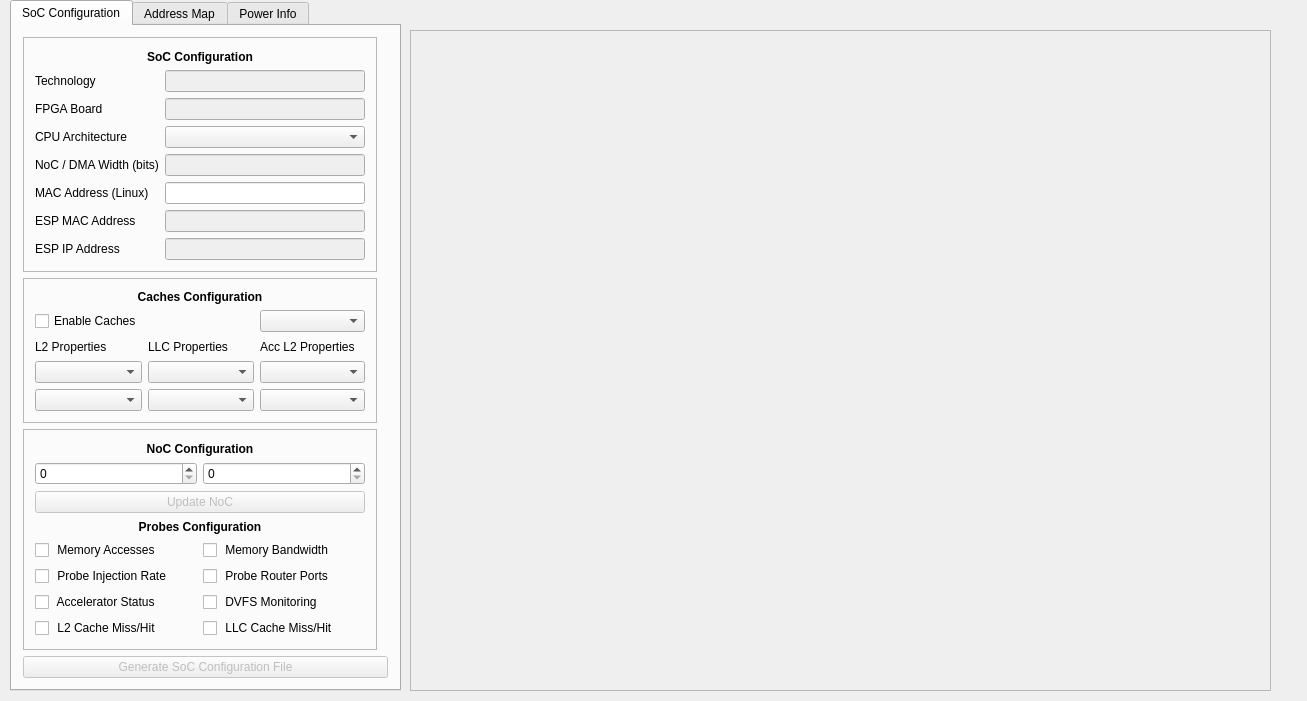
This is utils/newsocmap/espcreator.ui in eh2890/esp as Qt 5 draws it before an edit. The edited form follows.
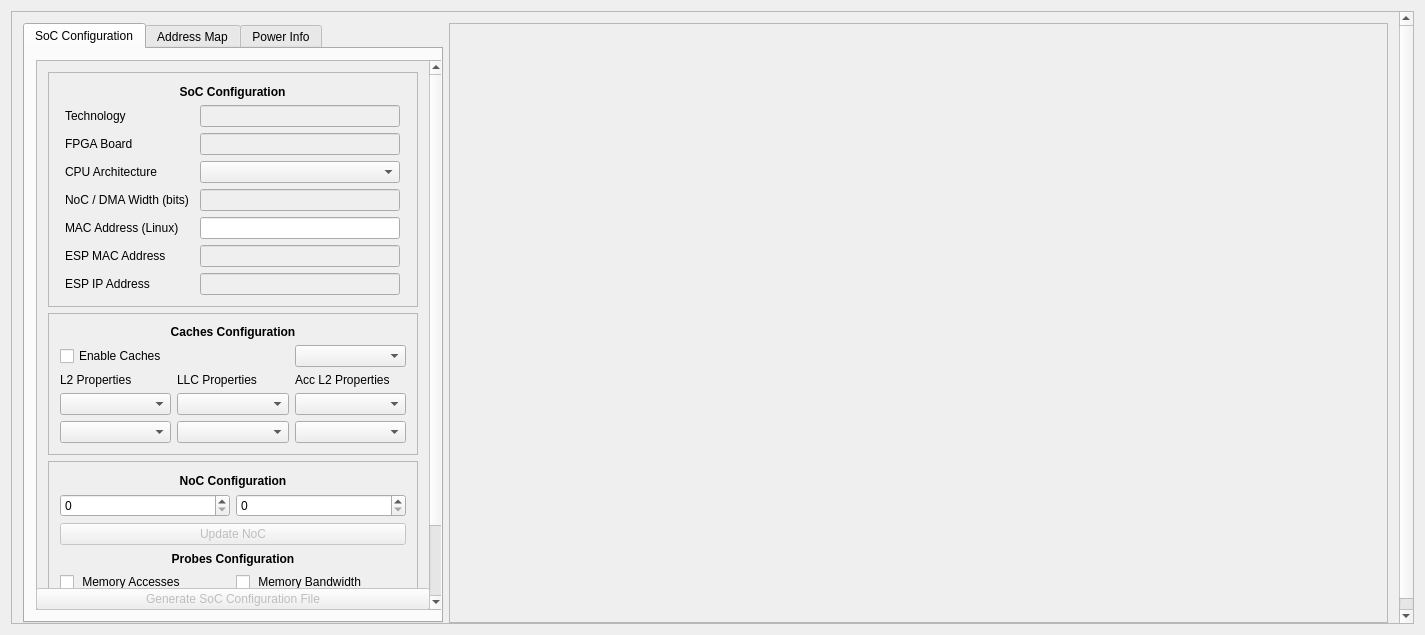
This is the edited form.

```diff
--- a/utils/newsocmap/espcreator.ui
+++ b/utils/newsocmap/espcreator.ui
@@ -6,8 +6,8 @@
    <rect>
     <x>0</x>
     <y>0</y>
-    <width>1307</width>
-    <height>701</height>
+    <width>1425</width>
+    <height>635</height>
    </rect>
   </property>
   <property name="sizePolicy">
@@ -20,17 +20,56 @@
    <string>ESP SoC Generator</string>
   </property>
   <widget class="QWidget" name="centralWidget">
+   <layout class="QVBoxLayout" name="verticalLayout_5">
+    <item>
+     <widget class="QScrollArea" name="scrollArea_2">
+      <property name="sizePolicy">
+       <sizepolicy hsizetype="Preferred" vsizetype="Preferred">
+        <horstretch>0</horstretch>
+        <verstretch>0</verstretch>
+       </sizepolicy>
+      </property>
+      <property name="widgetResizable">
+       <bool>true</bool>
+      </property>
+      <widget class="QWidget" name="scrollAreaWidgetContents_2">
+       <property name="geometry">
+        <rect>
+         <x>0</x>
+         <y>0</y>
+         <width>1391</width>
+         <height>618</height>
+        </rect>
+       </property>
+       <property name="maximumSize">
+        <size>
+         <width>16777215</width>
+         <height>635</height>
+        </size>
+       </property>
+       <layout class="QHBoxLayout" name="horizontalLayout_2">
+        <item>
    <widget class="QTabWidget" name="tabWidget">
     <property name="enabled">
      <bool>true</bool>
     </property>
-    <property name="geometry">
-     <rect>
-      <x>10</x>
-      <y>0</y>
-      <width>391</width>
-      <height>691</height>
-     </rect>
+          <property name="sizePolicy">
+           <sizepolicy hsizetype="Fixed" vsizetype="Fixed">
+            <horstretch>0</horstretch>
+            <verstretch>0</verstretch>
+           </sizepolicy>
+          </property>
+          <property name="minimumSize">
+           <size>
+            <width>420</width>
+            <height>550</height>
+           </size>
+          </property>
+          <property name="maximumSize">
+           <size>
+            <width>420</width>
+            <height>16777215</height>
+           </size>
     </property>
     <property name="currentIndex">
      <number>0</number>
@@ -40,199 +79,40 @@
       <string>SoC Configuration</string>
      </attribute>
      <layout class="QGridLayout" name="gridLayout_4">
-      <item row="4" column="0" colspan="2">
-       <widget class="QPushButton" name="pushButton_gen">
+            <item row="0" column="0">
+             <widget class="QScrollArea" name="scrollArea">
         <property name="enabled">
-         <bool>false</bool>
-        </property>
-        <property name="text">
-         <string>Generate SoC Configuration File</string>
-        </property>
-       </widget>
-      </item>
-      <item row="2" column="0">
-       <widget class="QFrame" name="frame_caches">
-        <property name="enabled">
          <bool>true</bool>
         </property>
         <property name="sizePolicy">
-         <sizepolicy hsizetype="Minimum" vsizetype="Minimum">
+               <sizepolicy hsizetype="Fixed" vsizetype="Fixed">
           <horstretch>0</horstretch>
           <verstretch>0</verstretch>
          </sizepolicy>
         </property>
-        <property name="frameShape">
-         <enum>QFrame::StyledPanel</enum>
-        </property>
-        <property name="frameShadow">
-         <enum>QFrame::Raised</enum>
-        </property>
-        <layout class="QGridLayout" name="gridLayout">
-         <item row="7" column="1">
-          <widget class="QComboBox" name="combo_llc_ways"/>
-         </item>
-         <item row="0" column="0" colspan="3">
-          <widget class="QLabel" name="label_10">
-           <property name="sizePolicy">
-            <sizepolicy hsizetype="Preferred" vsizetype="Fixed">
-             <horstretch>0</horstretch>
-             <verstretch>0</verstretch>
-            </sizepolicy>
-           </property>
            <property name="minimumSize">
             <size>
-             <width>0</width>
-             <height>0</height>
-            </size>
-           </property>
-           <property name="font">
-            <font>
-             <weight>75</weight>
-             <bold>true</bold>
-            </font>
-           </property>
-           <property name="text">
-            <string>Caches Configuration</string>
-           </property>
-           <property name="alignment">
-            <set>Qt::AlignCenter</set>
-           </property>
-          </widget>
-         </item>
-         <item row="7" column="0">
-          <widget class="QComboBox" name="combo_l2_ways"/>
-         </item>
-         <item row="2" column="0">
-          <widget class="QCheckBox" name="checkBox_caches">
-           <property name="minimumSize">
-            <size>
-             <width>0</width>
-             <height>10</height>
-            </size>
-           </property>
-           <property name="text">
-            <string>Enable Caches</string>
-           </property>
-           <property name="iconSize">
-            <size>
-             <width>10</width>
-             <height>10</height>
-            </size>
-           </property>
-          </widget>
-         </item>
-         <item row="7" column="2">
-          <widget class="QComboBox" name="combo_al2_ways"/>
-         </item>
-         <item row="8" column="2">
-          <widget class="QComboBox" name="combo_al2_sets"/>
-         </item>
-         <item row="8" column="0">
-          <widget class="QComboBox" name="combo_l2_sets"/>
-         </item>
-         <item row="2" column="2">
-          <widget class="QComboBox" name="combo_implem"/>
-         </item>
-         <item row="8" column="1">
-          <widget class="QComboBox" name="combo_llc_sets"/>
-         </item>
-         <item row="6" column="1">
-          <widget class="QLabel" name="label_11">
-           <property name="enabled">
+                <width>408</width>
+                <height>550</height>
+               </size>
+              </property>
+              <property name="verticalScrollBarPolicy">
+               <enum>Qt::ScrollBarAsNeeded</enum>
+              </property>
+              <property name="widgetResizable">
             <bool>true</bool>
            </property>
-           <property name="sizePolicy">
-            <sizepolicy hsizetype="Preferred" vsizetype="Minimum">
-             <horstretch>0</horstretch>
-             <verstretch>0</verstretch>
-            </sizepolicy>
-           </property>
-           <property name="minimumSize">
-            <size>
-             <width>0</width>
-             <height>2</height>
-            </size>
-           </property>
-           <property name="text">
-            <string>LLC Properties</string>
-           </property>
-           <property name="textFormat">
-            <enum>Qt::AutoText</enum>
-           </property>
-           <property name="scaledContents">
-            <bool>false</bool>
-           </property>
-           <property name="margin">
-            <number>0</number>
-           </property>
-          </widget>
-         </item>
-         <item row="6" column="2">
-          <widget class="QLabel" name="label_12">
-           <property name="enabled">
-            <bool>true</bool>
-           </property>
-           <property name="sizePolicy">
-            <sizepolicy hsizetype="Preferred" vsizetype="Minimum">
-             <horstretch>0</horstretch>
-             <verstretch>0</verstretch>
-            </sizepolicy>
-           </property>
-           <property name="minimumSize">
-            <size>
-             <width>0</width>
-             <height>0</height>
-            </size>
-           </property>
-           <property name="text">
-            <string>Acc L2 Properties</string>
-           </property>
-           <property name="textFormat">
-            <enum>Qt::AutoText</enum>
-           </property>
-           <property name="scaledContents">
-            <bool>false</bool>
-           </property>
-           <property name="margin">
-            <number>0</number>
-           </property>
-          </widget>
-         </item>
-         <item row="6" column="0">
-          <widget class="QLabel" name="label">
-           <property name="enabled">
-            <bool>true</bool>
-           </property>
-           <property name="sizePolicy">
-            <sizepolicy hsizetype="Preferred" vsizetype="Minimum">
-             <horstretch>0</horstretch>
-             <verstretch>0</verstretch>
-            </sizepolicy>
-           </property>
-           <property name="minimumSize">
-            <size>
-             <width>0</width>
-             <height>0</height>
-            </size>
-           </property>
-           <property name="text">
-            <string>L2 Properties</string>
-           </property>
-           <property name="textFormat">
-            <enum>Qt::AutoText</enum>
-           </property>
-           <property name="scaledContents">
-            <bool>false</bool>
-           </property>
-           <property name="margin">
-            <number>0</number>
-           </property>
-          </widget>
-         </item>
-        </layout>
-       </widget>
-      </item>
-      <item row="1" column="0">
+              <widget class="QWidget" name="scrollAreaWidgetContents">
+               <property name="geometry">
+                <rect>
+                 <x>0</x>
+                 <y>0</y>
+                 <width>392</width>
+                 <height>634</height>
+                </rect>
+               </property>
+               <layout class="QVBoxLayout" name="verticalLayout">
+                <item>
        <widget class="QFrame" name="frame_status_info">
         <property name="sizePolicy">
          <sizepolicy hsizetype="Minimum" vsizetype="Fixed">
@@ -756,7 +636,189 @@
         </layout>
        </widget>
       </item>
-      <item row="3" column="0">
+                <item>
+                 <widget class="QFrame" name="frame_caches">
+                  <property name="enabled">
+                   <bool>true</bool>
+                  </property>
+                  <property name="sizePolicy">
+                   <sizepolicy hsizetype="Minimum" vsizetype="Minimum">
+                    <horstretch>0</horstretch>
+                    <verstretch>0</verstretch>
+                   </sizepolicy>
+                  </property>
+                  <property name="frameShape">
+                   <enum>QFrame::StyledPanel</enum>
+                  </property>
+                  <property name="frameShadow">
+                   <enum>QFrame::Raised</enum>
+                  </property>
+                  <layout class="QGridLayout" name="gridLayout">
+                   <item row="7" column="1">
+                    <widget class="QComboBox" name="combo_llc_ways"/>
+                   </item>
+                   <item row="0" column="0" colspan="3">
+                    <widget class="QLabel" name="label_10">
+                     <property name="sizePolicy">
+                      <sizepolicy hsizetype="Preferred" vsizetype="Fixed">
+                       <horstretch>0</horstretch>
+                       <verstretch>0</verstretch>
+                      </sizepolicy>
+                     </property>
+                     <property name="minimumSize">
+                      <size>
+                       <width>0</width>
+                       <height>0</height>
+                      </size>
+                     </property>
+                     <property name="font">
+                      <font>
+                       <weight>75</weight>
+                       <bold>true</bold>
+                      </font>
+                     </property>
+                     <property name="text">
+                      <string>Caches Configuration</string>
+                     </property>
+                     <property name="alignment">
+                      <set>Qt::AlignCenter</set>
+                     </property>
+                    </widget>
+                   </item>
+                   <item row="7" column="0">
+                    <widget class="QComboBox" name="combo_l2_ways"/>
+                   </item>
+                   <item row="2" column="0">
+                    <widget class="QCheckBox" name="checkBox_caches">
+                     <property name="minimumSize">
+                      <size>
+                       <width>0</width>
+                       <height>10</height>
+                      </size>
+                     </property>
+                     <property name="text">
+                      <string>Enable Caches</string>
+                     </property>
+                     <property name="iconSize">
+                      <size>
+                       <width>10</width>
+                       <height>10</height>
+                      </size>
+                     </property>
+                    </widget>
+                   </item>
+                   <item row="7" column="2">
+                    <widget class="QComboBox" name="combo_al2_ways"/>
+                   </item>
+                   <item row="8" column="2">
+                    <widget class="QComboBox" name="combo_al2_sets"/>
+                   </item>
+                   <item row="8" column="0">
+                    <widget class="QComboBox" name="combo_l2_sets"/>
+                   </item>
+                   <item row="2" column="2">
+                    <widget class="QComboBox" name="combo_implem"/>
+                   </item>
+                   <item row="8" column="1">
+                    <widget class="QComboBox" name="combo_llc_sets"/>
+                   </item>
+                   <item row="6" column="1">
+                    <widget class="QLabel" name="label_11">
+                     <property name="enabled">
+                      <bool>true</bool>
+                     </property>
+                     <property name="sizePolicy">
+                      <sizepolicy hsizetype="Preferred" vsizetype="Minimum">
+                       <horstretch>0</horstretch>
+                       <verstretch>0</verstretch>
+                      </sizepolicy>
+                     </property>
+                     <property name="minimumSize">
+                      <size>
+                       <width>0</width>
+                       <height>2</height>
+                      </size>
+                     </property>
+                     <property name="text">
+                      <string>LLC Properties</string>
+                     </property>
+                     <property name="textFormat">
+                      <enum>Qt::AutoText</enum>
+                     </property>
+                     <property name="scaledContents">
+                      <bool>false</bool>
+                     </property>
+                     <property name="margin">
+                      <number>0</number>
+                     </property>
+                    </widget>
+                   </item>
+                   <item row="6" column="2">
+                    <widget class="QLabel" name="label_12">
+                     <property name="enabled">
+                      <bool>true</bool>
+                     </property>
+                     <property name="sizePolicy">
+                      <sizepolicy hsizetype="Preferred" vsizetype="Minimum">
+                       <horstretch>0</horstretch>
+                       <verstretch>0</verstretch>
+                      </sizepolicy>
+                     </property>
+                     <property name="minimumSize">
+                      <size>
+                       <width>0</width>
+                       <height>0</height>
+                      </size>
+                     </property>
+                     <property name="text">
+                      <string>Acc L2 Properties</string>
+                     </property>
+                     <property name="textFormat">
+                      <enum>Qt::AutoText</enum>
+                     </property>
+                     <property name="scaledContents">
+                      <bool>false</bool>
+                     </property>
+                     <property name="margin">
+                      <number>0</number>
+                     </property>
+                    </widget>
+                   </item>
+                   <item row="6" column="0">
+                    <widget class="QLabel" name="label">
+                     <property name="enabled">
+                      <bool>true</bool>
+                     </property>
+                     <property name="sizePolicy">
+                      <sizepolicy hsizetype="Preferred" vsizetype="Minimum">
+                       <horstretch>0</horstretch>
+                       <verstretch>0</verstretch>
+                      </sizepolicy>
+                     </property>
+                     <property name="minimumSize">
+                      <size>
+                       <width>0</width>
+                       <height>0</height>
+                      </size>
+                     </property>
+                     <property name="text">
+                      <string>L2 Properties</string>
+                     </property>
+                     <property name="textFormat">
+                      <enum>Qt::AutoText</enum>
+                     </property>
+                     <property name="scaledContents">
+                      <bool>false</bool>
+                     </property>
+                     <property name="margin">
+                      <number>0</number>
+                     </property>
+                    </widget>
+                   </item>
+                  </layout>
+                 </widget>
+                </item>
+                <item>
        <widget class="QFrame" name="frame_cfg">
         <property name="sizePolicy">
          <sizepolicy hsizetype="Minimum" vsizetype="Minimum">
@@ -916,6 +978,20 @@
       </item>
      </layout>
     </widget>
+             </widget>
+            </item>
+            <item row="1" column="0">
+             <widget class="QPushButton" name="pushButton_gen">
+              <property name="enabled">
+               <bool>false</bool>
+              </property>
+              <property name="text">
+               <string>Generate SoC Configuration File</string>
+              </property>
+             </widget>
+            </item>
+           </layout>
+          </widget>
     <widget class="QWidget" name="tab_addr">
      <property name="enabled">
       <bool>false</bool>
@@ -1180,85 +1256,9 @@
      </layout>
     </widget>
    </widget>
-   <widget class="QScrollArea" name="scroll_noc">
-    <property name="geometry">
-     <rect>
-      <x>418</x>
-      <y>40</y>
-      <width>851</width>
-      <height>681</height>
-     </rect>
-    </property>
-    <property name="sizePolicy">
-     <sizepolicy hsizetype="MinimumExpanding" vsizetype="MinimumExpanding">
-      <horstretch>0</horstretch>
-      <verstretch>0</verstretch>
-     </sizepolicy>
-    </property>
-    <property name="minimumSize">
-     <size>
-      <width>0</width>
-      <height>0</height>
-     </size>
-    </property>
-    <property name="frameShape">
-     <enum>QFrame::NoFrame</enum>
-    </property>
-    <property name="verticalScrollBarPolicy">
-     <enum>Qt::ScrollBarAlwaysOff</enum>
-    </property>
-    <property name="horizontalScrollBarPolicy">
-     <enum>Qt::ScrollBarAlwaysOff</enum>
-    </property>
-    <property name="widgetResizable">
-     <bool>true</bool>
-    </property>
-    <property name="alignment">
-     <set>Qt::AlignHCenter|Qt::AlignTop</set>
-    </property>
-    <widget class="QWidget" name="widget_noc">
-     <property name="geometry">
-      <rect>
-       <x>0</x>
-       <y>0</y>
-       <width>851</width>
-       <height>681</height>
-      </rect>
-     </property>
-     <property name="sizePolicy">
-      <sizepolicy hsizetype="MinimumExpanding" vsizetype="MinimumExpanding">
-       <horstretch>0</horstretch>
-       <verstretch>0</verstretch>
-      </sizepolicy>
-     </property>
-     <layout class="QGridLayout" name="layout_widget_noc">
-      <property name="leftMargin">
-       <number>0</number>
-      </property>
-      <property name="topMargin">
-       <number>0</number>
-      </property>
-      <property name="rightMargin">
-       <number>0</number>
-      </property>
-      <property name="bottomMargin">
-       <number>0</number>
-      </property>
-      <property name="spacing">
-       <number>0</number>
-      </property>
-     </layout>
-    </widget>
-   </widget>
+        </item>
+        <item>
    <widget class="QFrame" name="frame_soc">
-    <property name="geometry">
-     <rect>
-      <x>410</x>
-      <y>30</y>
-      <width>861</width>
-      <height>661</height>
-     </rect>
-    </property>
     <property name="sizePolicy">
      <sizepolicy hsizetype="MinimumExpanding" vsizetype="MinimumExpanding">
       <horstretch>0</horstretch>
@@ -1267,8 +1267,8 @@
     </property>
     <property name="minimumSize">
      <size>
-      <width>700</width>
-      <height>650</height>
+            <width>725</width>
+            <height>600</height>
      </size>
     </property>
     <property name="frameShape">
@@ -1288,7 +1288,7 @@
        </property>
        <property name="minimumSize">
         <size>
-         <width>600</width>
+               <width>975</width>
          <height>600</height>
         </size>
        </property>
@@ -1316,6 +1316,12 @@
      </item>
     </layout>
    </widget>
+        </item>
+       </layout>
+      </widget>
+     </widget>
+    </item>
+   </layout>
   </widget>
  </widget>
  <layoutdefault spacing="6" margin="11"/>
```
Left out of the diff: 12 changed lines with no effect on the pictures. Lines whose indentation alone changed are shown as unchanged.
